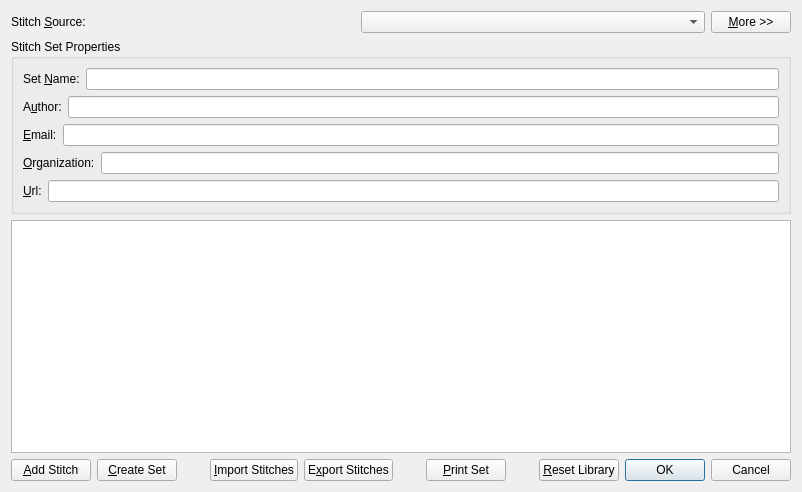
This is src/stitchlibrary.ui in iPenguin/CrochetCharts as Qt 5 draws it before an edit. The edited form follows.
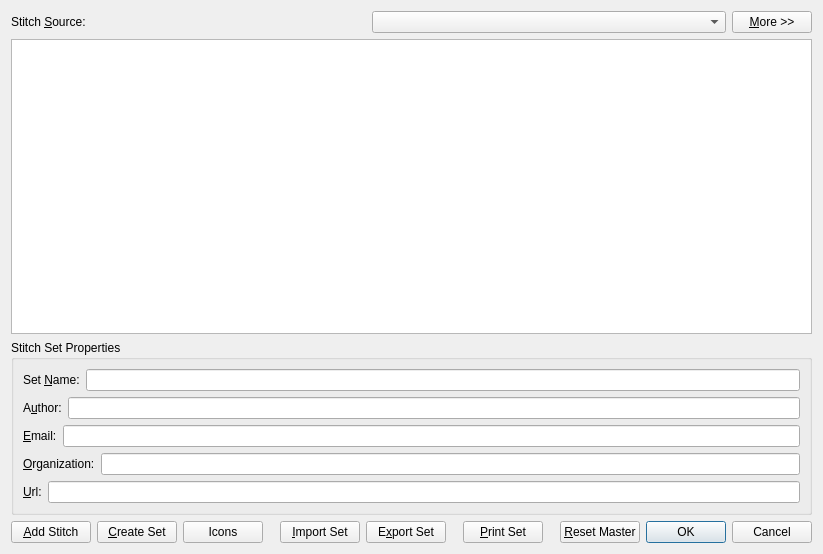
This is the edited form.

Commit message:
Moved the Set Properties below the stitch list.
Added a button to access the icons list

```diff
--- a/src/stitchlibrary.ui
+++ b/src/stitchlibrary.ui
@@ -6,8 +6,8 @@
    <rect>
     <x>0</x>
     <y>0</y>
-    <width>802</width>
-    <height>492</height>
+    <width>823</width>
+    <height>554</height>
    </rect>
   </property>
   <property name="sizePolicy">
@@ -52,6 +52,19 @@
        </item>
       </layout>
      </item>
+     <item>
+      <widget class="QTableView" name="listView">
+       <property name="editTriggers">
+        <set>QAbstractItemView::AllEditTriggers</set>
+       </property>
+       <property name="iconSize">
+        <size>
+         <width>0</width>
+         <height>0</height>
+        </size>
+       </property>
+      </widget>
+     </item>
      <item>
       <widget class="QGroupBox" name="propertiesBox">
        <property name="sizeIncrement">
@@ -167,19 +180,6 @@
        </layout>
       </widget>
      </item>
-     <item>
-      <widget class="QTableView" name="listView">
-       <property name="editTriggers">
-        <set>QAbstractItemView::AllEditTriggers</set>
-       </property>
-       <property name="iconSize">
-        <size>
-         <width>0</width>
-         <height>0</height>
-        </size>
-       </property>
-      </widget>
-     </item>
      <item>
       <layout class="QHBoxLayout" name="horizontalLayout_8">
        <property name="topMargin">
@@ -199,6 +199,13 @@
          </property>
         </widget>
        </item>
+       <item>
+        <widget class="QPushButton" name="icons">
+         <property name="text">
+          <string>Icons</string>
+         </property>
+        </widget>
+       </item>
        <item>
         <spacer name="horizontalSpacer">
          <property name="orientation">
@@ -218,14 +225,14 @@
        <item>
         <widget class="QPushButton" name="importStitches">
          <property name="text">
-          <string>&amp;Import Stitches</string>
+          <string>&amp;Import Set</string>
          </property>
         </widget>
        </item>
        <item>
         <widget class="QPushButton" name="exportStitches">
          <property name="text">
-          <string>E&amp;xport Stitches</string>
+          <string>E&amp;xport Set</string>
          </property>
         </widget>
        </item>
@@ -271,7 +278,7 @@
        <item>
         <widget class="QPushButton" name="resetLibrary">
          <property name="text">
-          <string>&amp;Reset Library</string>
+          <string>&amp;Reset Master</string>
          </property>
         </widget>
        </item>
```
Left out of the diff: 4 changed lines with no effect on the pictures. The commit also changes 2 other files.
